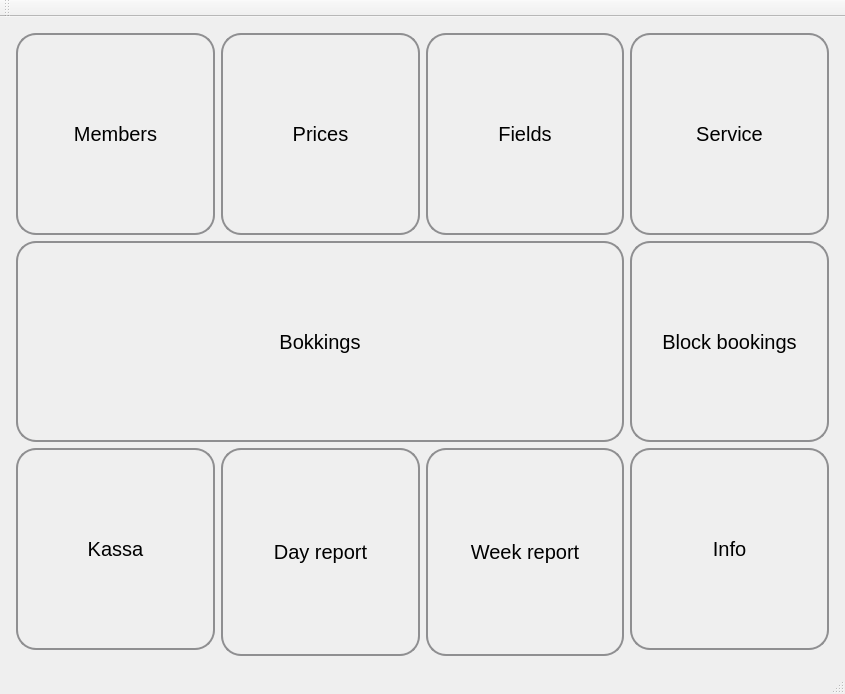
This is mainwindow.ui in lamouski/TCN as Qt 5 draws it before an edit. The edited form follows.
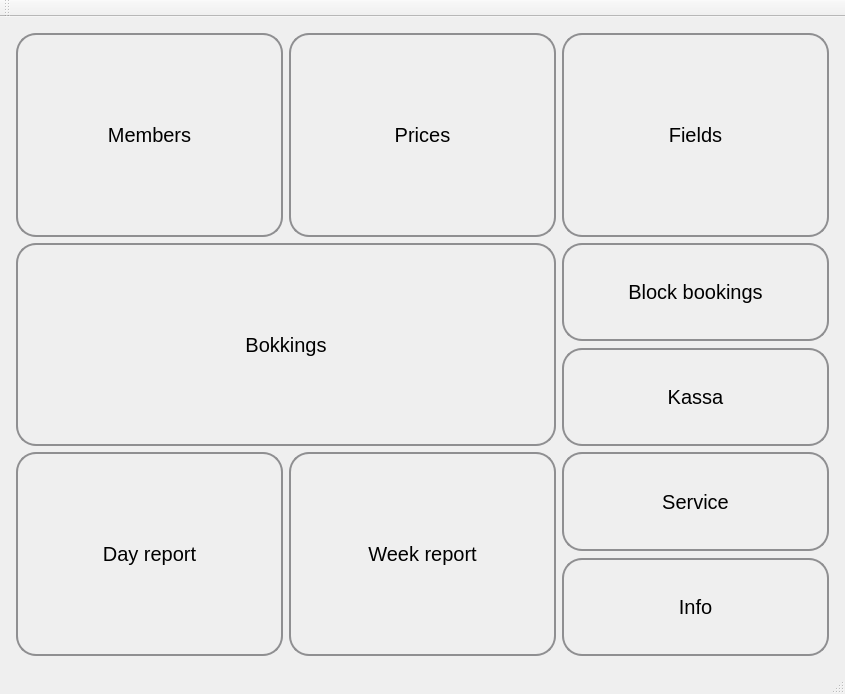
This is the edited form. Icons and pictures are not drawn. Custom widgets are drawn as their Qt base class.

Commit message: block bookings model for block bookings vie dialog is prepared. it is a kind of block bookings report

```diff
--- a/mainwindow.ui
+++ b/mainwindow.ui
@@ -50,219 +50,6 @@
         <property name="bottomMargin">
          <number>5</number>
         </property>
-        <item row="5" column="3">
-         <widget class="QWidget" name="widget" native="true">
-          <layout class="QVBoxLayout" name="verticalLayout_2">
-           <property name="spacing">
-            <number>7</number>
-           </property>
-           <property name="leftMargin">
-            <number>0</number>
-           </property>
-           <property name="topMargin">
-            <number>0</number>
-           </property>
-           <property name="rightMargin">
-            <number>0</number>
-           </property>
-           <property name="bottomMargin">
-            <number>0</number>
-           </property>
-           <item>
-            <widget class="QPushButton" name="m_button_week_report_3">
-             <property name="sizePolicy">
-              <sizepolicy hsizetype="Minimum" vsizetype="MinimumExpanding">
-               <horstretch>0</horstretch>
-               <verstretch>0</verstretch>
-              </sizepolicy>
-             </property>
-             <property name="font">
-              <font>
-               <pointsize>15</pointsize>
-              </font>
-             </property>
-             <property name="styleSheet">
-              <string notr="true">QPushButton {
-    border: 2px solid #8f8f91;
-    border-radius: 20px;
-    background-color: qlineargradient(x1: 0, y1: 0, x2: 0, y2: 1,
-                                      stop: 0 #f6f7fa, stop: 1 #dadbde);
-    min-width: 50px;
-}
-
-QPushButton:pressed {
-    background-color: qlineargradient(x1: 0, y1: 0, x2: 0, y2: 1,
-                                      stop: 0 #dadbde, stop: 1 #f6f7fa);
-}</string>
-             </property>
-             <property name="text">
-              <string>Info</string>
-             </property>
-            </widget>
-           </item>
-          </layout>
-         </widget>
-        </item>
-        <item row="5" column="1" rowspan="2">
-         <widget class="QPushButton" name="m_button_day_report">
-          <property name="sizePolicy">
-           <sizepolicy hsizetype="Minimum" vsizetype="MinimumExpanding">
-            <horstretch>0</horstretch>
-            <verstretch>0</verstretch>
-           </sizepolicy>
-          </property>
-          <property name="font">
-           <font>
-            <pointsize>15</pointsize>
-           </font>
-          </property>
-          <property name="styleSheet">
-           <string notr="true">QPushButton {
-    border: 2px solid #8f8f91;
-    border-radius: 20px;
-    background-color: qlineargradient(x1: 0, y1: 0, x2: 0, y2: 1,
-                                      stop: 0 #f6f7fa, stop: 1 #dadbde);
-    min-width: 50px;
-}
-
-QPushButton:pressed {
-    background-color: qlineargradient(x1: 0, y1: 0, x2: 0, y2: 1,
-                                      stop: 0 #dadbde, stop: 1 #f6f7fa);
-}</string>
-          </property>
-          <property name="text">
-           <string>Day report</string>
-          </property>
-         </widget>
-        </item>
-        <item row="5" column="2" rowspan="2">
-         <widget class="QPushButton" name="m_button_week_report">
-          <property name="sizePolicy">
-           <sizepolicy hsizetype="Minimum" vsizetype="MinimumExpanding">
-            <horstretch>0</horstretch>
-            <verstretch>0</verstretch>
-           </sizepolicy>
-          </property>
-          <property name="font">
-           <font>
-            <pointsize>15</pointsize>
-           </font>
-          </property>
-          <property name="styleSheet">
-           <string notr="true">QPushButton {
-    border: 2px solid #8f8f91;
-    border-radius: 20px;
-    background-color: qlineargradient(x1: 0, y1: 0, x2: 0, y2: 1,
-                                      stop: 0 #f6f7fa, stop: 1 #dadbde);
-    min-width: 50px;
-}
-
-QPushButton:pressed {
-    background-color: qlineargradient(x1: 0, y1: 0, x2: 0, y2: 1,
-                                      stop: 0 #dadbde, stop: 1 #f6f7fa);
-}</string>
-          </property>
-          <property name="text">
-           <string>Week report</string>
-          </property>
-         </widget>
-        </item>
-        <item row="1" column="2">
-         <widget class="QPushButton" name="m_button_fields">
-          <property name="sizePolicy">
-           <sizepolicy hsizetype="Minimum" vsizetype="MinimumExpanding">
-            <horstretch>0</horstretch>
-            <verstretch>0</verstretch>
-           </sizepolicy>
-          </property>
-          <property name="font">
-           <font>
-            <pointsize>15</pointsize>
-           </font>
-          </property>
-          <property name="styleSheet">
-           <string notr="true">QPushButton {
-    border: 2px solid #8f8f91;
-    border-radius: 20px;
-    background-color: qlineargradient(x1: 0, y1: 0, x2: 0, y2: 1,
-                                      stop: 0 #f6f7fa, stop: 1 #dadbde);
-    min-width: 50px;
-}
-
-QPushButton:pressed {
-    background-color: qlineargradient(x1: 0, y1: 0, x2: 0, y2: 1,
-                                      stop: 0 #dadbde, stop: 1 #f6f7fa);
-}</string>
-          </property>
-          <property name="text">
-           <string>Fields</string>
-          </property>
-         </widget>
-        </item>
-        <item row="5" column="0">
-         <widget class="QPushButton" name="m_button_kassa">
-          <property name="sizePolicy">
-           <sizepolicy hsizetype="Minimum" vsizetype="MinimumExpanding">
-            <horstretch>0</horstretch>
-            <verstretch>0</verstretch>
-           </sizepolicy>
-          </property>
-          <property name="font">
-           <font>
-            <pointsize>15</pointsize>
-           </font>
-          </property>
-          <property name="styleSheet">
-           <string notr="true">QPushButton {
-    border: 2px solid #8f8f91;
-    border-radius: 20px;
-    background-color: qlineargradient(x1: 0, y1: 0, x2: 0, y2: 1,
-                                      stop: 0 #f6f7fa, stop: 1 #dadbde);
-    min-width: 50px;
-}
-
-QPushButton:pressed {
-    background-color: qlineargradient(x1: 0, y1: 0, x2: 0, y2: 1,
-                                      stop: 0 #dadbde, stop: 1 #f6f7fa);
-}</string>
-          </property>
-          <property name="text">
-           <string>Kassa</string>
-          </property>
-         </widget>
-        </item>
-        <item row="2" column="0" colspan="3">
-         <widget class="QPushButton" name="m_button_bookings">
-          <property name="sizePolicy">
-           <sizepolicy hsizetype="Minimum" vsizetype="MinimumExpanding">
-            <horstretch>0</horstretch>
-            <verstretch>0</verstretch>
-           </sizepolicy>
-          </property>
-          <property name="font">
-           <font>
-            <pointsize>15</pointsize>
-           </font>
-          </property>
-          <property name="styleSheet">
-           <string notr="true">QPushButton {
-    border: 2px solid #8f8f91;
-    border-radius: 20px;
-    background-color: qlineargradient(x1: 0, y1: 0, x2: 0, y2: 1,
-                                      stop: 0 #f6f7fa, stop: 1 #dadbde);
-    min-width: 50px;
-}
-
-QPushButton:pressed {
-    background-color: qlineargradient(x1: 0, y1: 0, x2: 0, y2: 1,
-                                      stop: 0 #dadbde, stop: 1 #f6f7fa);
-}</string>
-          </property>
-          <property name="text">
-           <string>Bokkings</string>
-          </property>
-         </widget>
-        </item>
         <item row="1" column="0">
          <widget class="QPushButton" name="m_button_members">
           <property name="sizePolicy">
@@ -327,8 +114,8 @@
           </property>
          </widget>
         </item>
-        <item row="2" column="3">
-         <widget class="QPushButton" name="m_button_blocks">
+        <item row="1" column="2">
+         <widget class="QPushButton" name="m_button_fields">
           <property name="sizePolicy">
            <sizepolicy hsizetype="Minimum" vsizetype="MinimumExpanding">
             <horstretch>0</horstretch>
@@ -355,12 +142,12 @@
 }</string>
           </property>
           <property name="text">
-           <string>Block bookings</string>
+           <string>Fields</string>
           </property>
          </widget>
         </item>
-        <item row="1" column="3">
-         <widget class="QPushButton" name="m_button_service">
+        <item row="4" column="1">
+         <widget class="QPushButton" name="m_button_week_report">
           <property name="sizePolicy">
            <sizepolicy hsizetype="Minimum" vsizetype="MinimumExpanding">
             <horstretch>0</horstretch>
@@ -387,7 +174,241 @@
 }</string>
           </property>
           <property name="text">
-           <string>Service</string>
+           <string>Week report</string>
+          </property>
+         </widget>
+        </item>
+        <item row="2" column="2">
+         <widget class="QWidget" name="widget_2" native="true">
+          <layout class="QVBoxLayout" name="verticalLayout_3">
+           <property name="spacing">
+            <number>7</number>
+           </property>
+           <property name="leftMargin">
+            <number>0</number>
+           </property>
+           <property name="topMargin">
+            <number>0</number>
+           </property>
+           <property name="rightMargin">
+            <number>0</number>
+           </property>
+           <property name="bottomMargin">
+            <number>0</number>
+           </property>
+           <item>
+            <widget class="QPushButton" name="m_button_blocks">
+             <property name="sizePolicy">
+              <sizepolicy hsizetype="Minimum" vsizetype="MinimumExpanding">
+               <horstretch>0</horstretch>
+               <verstretch>0</verstretch>
+              </sizepolicy>
+             </property>
+             <property name="font">
+              <font>
+               <pointsize>15</pointsize>
+              </font>
+             </property>
+             <property name="styleSheet">
+              <string notr="true">QPushButton {
+    border: 2px solid #8f8f91;
+    border-radius: 20px;
+    background-color: qlineargradient(x1: 0, y1: 0, x2: 0, y2: 1,
+                                      stop: 0 #f6f7fa, stop: 1 #dadbde);
+    min-width: 50px;
+}
+
+QPushButton:pressed {
+    background-color: qlineargradient(x1: 0, y1: 0, x2: 0, y2: 1,
+                                      stop: 0 #dadbde, stop: 1 #f6f7fa);
+}</string>
+             </property>
+             <property name="text">
+              <string>Block bookings</string>
+             </property>
+            </widget>
+           </item>
+           <item>
+            <widget class="QPushButton" name="m_button_kassa">
+             <property name="sizePolicy">
+              <sizepolicy hsizetype="Minimum" vsizetype="MinimumExpanding">
+               <horstretch>0</horstretch>
+               <verstretch>0</verstretch>
+              </sizepolicy>
+             </property>
+             <property name="font">
+              <font>
+               <pointsize>15</pointsize>
+              </font>
+             </property>
+             <property name="styleSheet">
+              <string notr="true">QPushButton {
+    border: 2px solid #8f8f91;
+    border-radius: 20px;
+    background-color: qlineargradient(x1: 0, y1: 0, x2: 0, y2: 1,
+                                      stop: 0 #f6f7fa, stop: 1 #dadbde);
+    min-width: 50px;
+}
+
+QPushButton:pressed {
+    background-color: qlineargradient(x1: 0, y1: 0, x2: 0, y2: 1,
+                                      stop: 0 #dadbde, stop: 1 #f6f7fa);
+}</string>
+             </property>
+             <property name="text">
+              <string>Kassa</string>
+             </property>
+            </widget>
+           </item>
+          </layout>
+         </widget>
+        </item>
+        <item row="4" column="0">
+         <widget class="QPushButton" name="m_button_day_report">
+          <property name="sizePolicy">
+           <sizepolicy hsizetype="Minimum" vsizetype="MinimumExpanding">
+            <horstretch>0</horstretch>
+            <verstretch>0</verstretch>
+           </sizepolicy>
+          </property>
+          <property name="font">
+           <font>
+            <pointsize>15</pointsize>
+           </font>
+          </property>
+          <property name="styleSheet">
+           <string notr="true">QPushButton {
+    border: 2px solid #8f8f91;
+    border-radius: 20px;
+    background-color: qlineargradient(x1: 0, y1: 0, x2: 0, y2: 1,
+                                      stop: 0 #f6f7fa, stop: 1 #dadbde);
+    min-width: 50px;
+}
+
+QPushButton:pressed {
+    background-color: qlineargradient(x1: 0, y1: 0, x2: 0, y2: 1,
+                                      stop: 0 #dadbde, stop: 1 #f6f7fa);
+}</string>
+          </property>
+          <property name="text">
+           <string>Day report</string>
+          </property>
+         </widget>
+        </item>
+        <item row="4" column="2">
+         <widget class="QWidget" name="widget" native="true">
+          <layout class="QVBoxLayout" name="verticalLayout_2">
+           <property name="spacing">
+            <number>7</number>
+           </property>
+           <property name="leftMargin">
+            <number>0</number>
+           </property>
+           <property name="topMargin">
+            <number>0</number>
+           </property>
+           <property name="rightMargin">
+            <number>0</number>
+           </property>
+           <property name="bottomMargin">
+            <number>0</number>
+           </property>
+           <item>
+            <widget class="QPushButton" name="m_button_service">
+             <property name="sizePolicy">
+              <sizepolicy hsizetype="Minimum" vsizetype="MinimumExpanding">
+               <horstretch>0</horstretch>
+               <verstretch>0</verstretch>
+              </sizepolicy>
+             </property>
+             <property name="font">
+              <font>
+               <pointsize>15</pointsize>
+              </font>
+             </property>
+             <property name="styleSheet">
+              <string notr="true">QPushButton {
+    border: 2px solid #8f8f91;
+    border-radius: 20px;
+    background-color: qlineargradient(x1: 0, y1: 0, x2: 0, y2: 1,
+                                      stop: 0 #f6f7fa, stop: 1 #dadbde);
+    min-width: 50px;
+}
+
+QPushButton:pressed {
+    background-color: qlineargradient(x1: 0, y1: 0, x2: 0, y2: 1,
+                                      stop: 0 #dadbde, stop: 1 #f6f7fa);
+}</string>
+             </property>
+             <property name="text">
+              <string>Service</string>
+             </property>
+            </widget>
+           </item>
+           <item>
+            <widget class="QPushButton" name="m_button_info">
+             <property name="sizePolicy">
+              <sizepolicy hsizetype="Minimum" vsizetype="MinimumExpanding">
+               <horstretch>0</horstretch>
+               <verstretch>0</verstretch>
+              </sizepolicy>
+             </property>
+             <property name="font">
+              <font>
+               <pointsize>15</pointsize>
+              </font>
+             </property>
+             <property name="styleSheet">
+              <string notr="true">QPushButton {
+    border: 2px solid #8f8f91;
+    border-radius: 20px;
+    background-color: qlineargradient(x1: 0, y1: 0, x2: 0, y2: 1,
+                                      stop: 0 #f6f7fa, stop: 1 #dadbde);
+    min-width: 50px;
+}
+
+QPushButton:pressed {
+    background-color: qlineargradient(x1: 0, y1: 0, x2: 0, y2: 1,
+                                      stop: 0 #dadbde, stop: 1 #f6f7fa);
+}</string>
+             </property>
+             <property name="text">
+              <string>Info</string>
+             </property>
+            </widget>
+           </item>
+          </layout>
+         </widget>
+        </item>
+        <item row="2" column="0" colspan="2">
+         <widget class="QPushButton" name="m_button_bookings">
+          <property name="sizePolicy">
+           <sizepolicy hsizetype="Minimum" vsizetype="MinimumExpanding">
+            <horstretch>0</horstretch>
+            <verstretch>0</verstretch>
+           </sizepolicy>
+          </property>
+          <property name="font">
+           <font>
+            <pointsize>15</pointsize>
+           </font>
+          </property>
+          <property name="styleSheet">
+           <string notr="true">QPushButton {
+    border: 2px solid #8f8f91;
+    border-radius: 20px;
+    background-color: qlineargradient(x1: 0, y1: 0, x2: 0, y2: 1,
+                                      stop: 0 #f6f7fa, stop: 1 #dadbde);
+    min-width: 50px;
+}
+
+QPushButton:pressed {
+    background-color: qlineargradient(x1: 0, y1: 0, x2: 0, y2: 1,
+                                      stop: 0 #dadbde, stop: 1 #f6f7fa);
+}</string>
+          </property>
+          <property name="text">
+           <string>Bokkings</string>
           </property>
          </widget>
         </item>
```
The commit also changes 7 other files.
